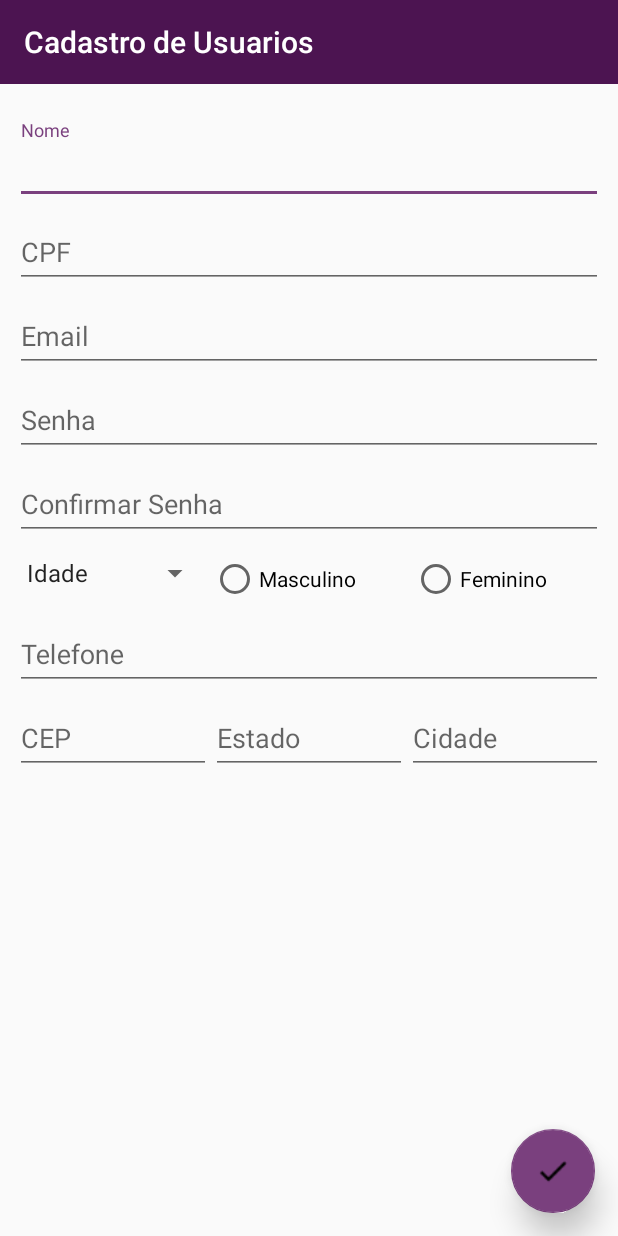
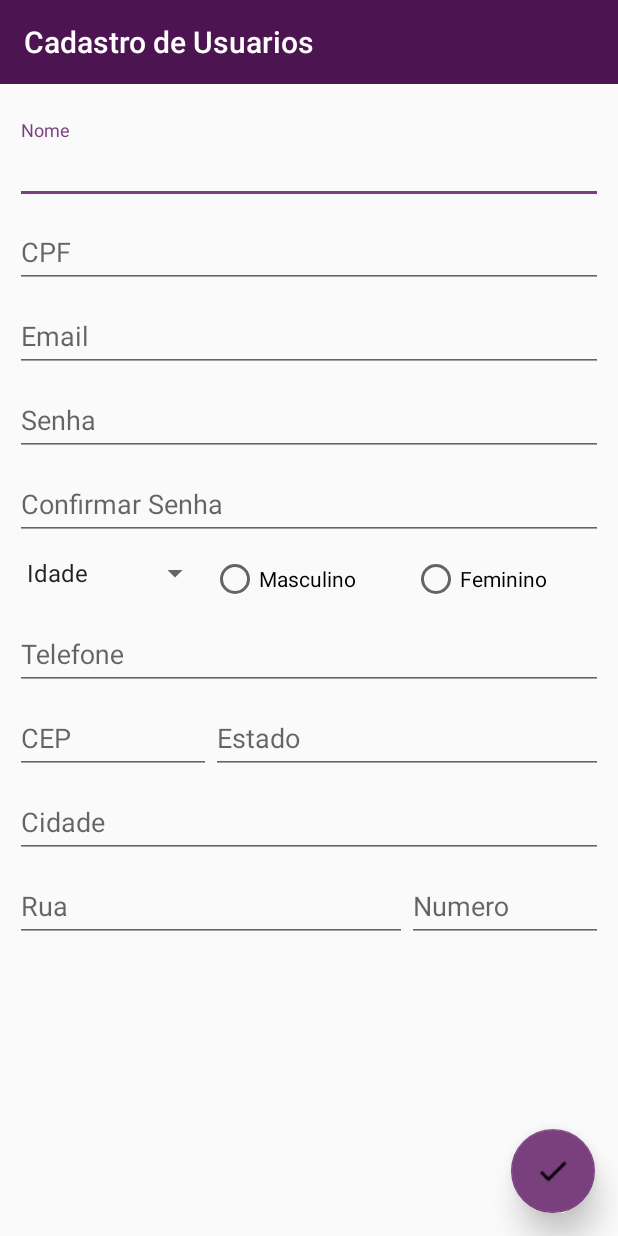
Before and after one commit to matheuscr30/Trabalho-Final-POO2, an Android app: the CadastroActivity screen opened directly, with no data from a screen before it, on a phone screen of 412 x 824 dp. Run offline under Robolectric (Android 15) with nearby library versions, the phone set to English and light mode, and no system bars.

Commit message:
Changes One More Time

```diff
--- a/MagazineHenrique/app/src/main/res/layout/activity_cadastro.xml
+++ b/MagazineHenrique/app/src/main/res/layout/activity_cadastro.xml
@@ -181,7 +181,7 @@
                         <android.support.design.widget.TextInputLayout
                             android:id="@+id/inputLayoutCEPCadastro"
                             android:layout_width="match_parent"
-                            android:layout_weight="1"
+                            android:layout_weight="2"
                             android:layout_height="match_parent">
 
                             <EditText
@@ -189,32 +189,75 @@
                                 android:layout_width="match_parent"
                                 android:layout_height="wrap_content"
                                 android:hint="CEP"
-                                android:inputType="number" />
+                                android:inputType="number"
+                                android:maxLength="7" />
                         </android.support.design.widget.TextInputLayout>
 
                         <android.support.design.widget.TextInputLayout
+                            android:id="@+id/inputLayoutEstadoCadastro"
+                            android:layout_width="match_parent"
+                            android:layout_height="match_parent"
+                            android:layout_weight="1">
+
+                            <EditText
+                                android:id="@+id/editTextEstadoCadastro"
+                                android:layout_width="match_parent"
+                                android:layout_height="wrap_content"
+                                android:hint="Estado"
+                                android:maxLength="3" />
+                        </android.support.design.widget.TextInputLayout>
+
+                    </LinearLayout>
+
+                    <android.support.design.widget.TextInputLayout
+                        android:id="@+id/inputLayoutCidadeCadastro"
+                        android:layout_width="match_parent"
+                        android:layout_height="match_parent"
+                        android:layout_weight="2">
+
+                        <EditText
+                            android:id="@+id/editTextCidadeCadastro"
+                            android:layout_width="match_parent"
+                            android:layout_height="wrap_content"
+                            android:hint="Cidade" />
+                    </android.support.design.widget.TextInputLayout>
+
+                    <LinearLayout
+                        android:layout_width="match_parent"
+                        android:layout_height="match_parent"
+                        android:orientation="horizontal">
+
+                        <android.support.design.widget.TextInputLayout
+                            android:id="@+id/inputLayoutRuaCadastro"
                             android:layout_width="match_parent"
                             android:layout_weight="1"
                             android:layout_height="match_parent">
 
                             <EditText
+                                android:id="@+id/editTextRuaCadastro"
                                 android:layout_width="match_parent"
                                 android:layout_height="wrap_content"
-                                android:hint="Estado" />
+                                android:hint="Rua" />
                         </android.support.design.widget.TextInputLayout>
 
                         <android.support.design.widget.TextInputLayout
+                            android:id="@+id/inputLayoutNumeroCadastro"
                             android:layout_width="match_parent"
-                            android:layout_weight="1"
+                            android:layout_weight="2"
                             android:layout_height="match_parent">
 
                             <EditText
+                                android:id="@+id/editTextNumeroCadastro"
                                 android:layout_width="match_parent"
                                 android:layout_height="wrap_content"
-                                android:hint="Cidade" />
+                                android:inputType="number"
+                                android:hint="Numero" />
                         </android.support.design.widget.TextInputLayout>
                     </LinearLayout>
 
+                    <Space
+                        android:layout_width="match_parent"
+                        android:layout_height="60dp" />
                 </LinearLayout>
             </ScrollView>
         </RelativeLayout>
--- a/MagazineHenrique/app/src/main/res/layout/activity_login.xml
+++ b/MagazineHenrique/app/src/main/res/layout/activity_login.xml
@@ -52,8 +52,8 @@
             android:layout_height="wrap_content"
             android:layout_gravity="center"
             android:layout_marginTop="15dp"
+            android:background="@color/colorPrimary"
             android:elevation="15dp"
-            android:background="@color/colorPrimaryDark"
             android:text="Entrar"
             android:textColor="?android:attr/textColorPrimaryInverse" />
 
```
